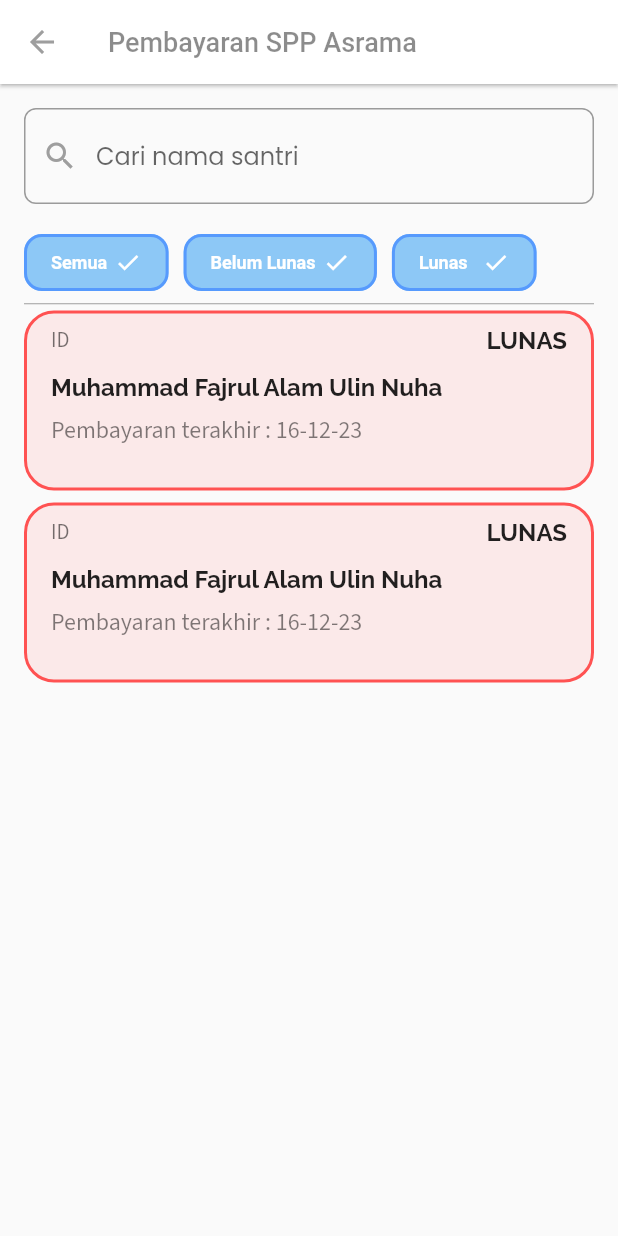
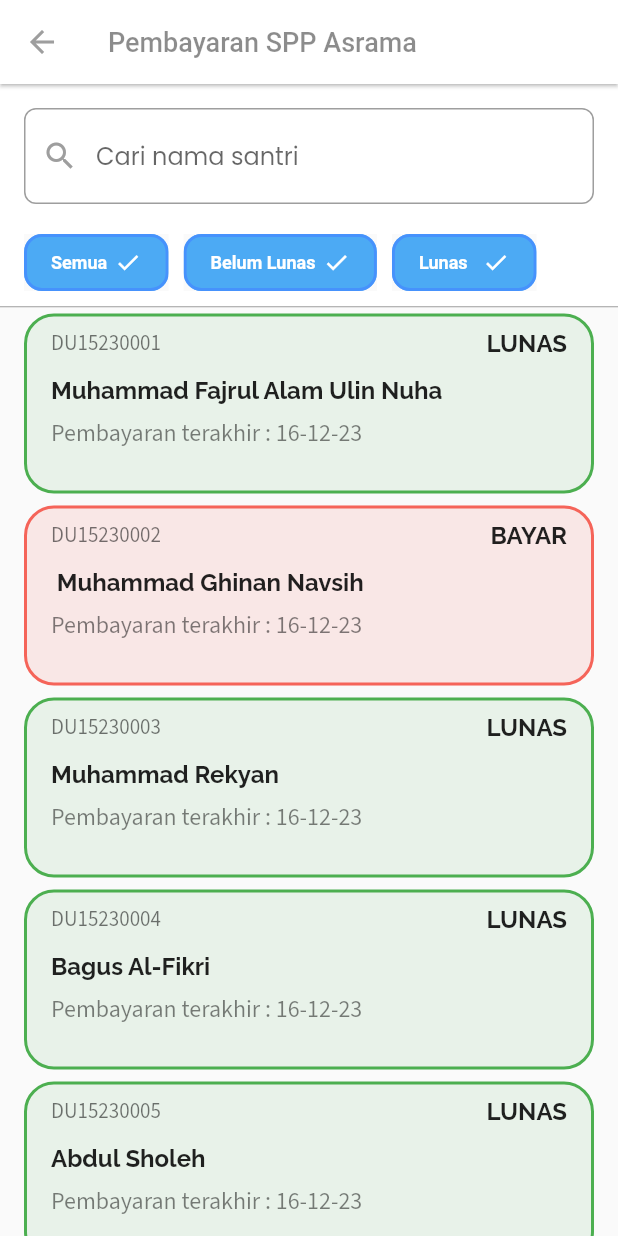
Before and after one commit to fajrulalam/E-Santren_Admin, a Flutter app: the BayarSpp1_MainScreen screen opened by its route, on a phone screen of 412 x 824 dp. Run offline on Flutter 3.47's test engine with Material 2 defaults, Android fonts, the light colour scheme and no system bars; our stand-ins replace dotted_border, google_fonts.

Commit message:
now working on the UI for SPP Asrama, it's 40% done. the main ui is done. now just gotta make the bottomsheet, sejarah pembayaran, and konfirmasi dialog

```diff
--- a/lib/Classes/AbsenClass.dart
+++ b/lib/Classes/AbsenClass.dart
@@ -4,18 +4,19 @@ class AbsenClass {
   late List<AbsenObject> dataAbsenSantri;
   List<AbsenObject> getData() {
     dataAbsenSantri = <AbsenObject>[
+      AbsenObject('DU15230001', 'Muhammad Fajrul Alam Ulin Nuha', 'Kamar 1',
+          'Hadir', true),
       AbsenObject(
-          'DU15230001', 'Muhammad Fajrul Alam Ulin Nuha', 'Kamar 1', 'Hadir'),
-      AbsenObject('DU15230002', ' Muhammad Ghinan Navsih', 'Kamar 2', 'Alfa'),
-      AbsenObject('DU15230003', 'Muhammad Rekyan', 'Kamar 2', 'Sakit'),
-      AbsenObject('DU15230004', 'Bagus Al-Fikri', 'Kamar 5', 'Hadir'),
-      AbsenObject('DU15230005', 'Abdul Sholeh', 'Kamar 4', 'Alfa'),
-      AbsenObject('DU15230006', 'Ariasatya Mahatma', 'Kamar 3', 'Sakit'),
-      AbsenObject(
-          'DU15230007', 'Naufal Sirullah Ahmad Sunandar', 'Kamar 1', 'Hadir'),
-      AbsenObject('DU15230008', 'Dwiki Cahyo', 'Kamar 3', 'Alfa'),
-      AbsenObject('DU15230009', 'Ahmad Giffar', 'Kamar 6', 'Sakit'),
-      AbsenObject('DU15230009', 'Tio Arya', 'Kamar 6', 'Hadir'),
+          'DU15230002', ' Muhammad Ghinan Navsih', 'Kamar 2', 'Alfa', false),
+      AbsenObject('DU15230003', 'Muhammad Rekyan', 'Kamar 2', 'Sakit', true),
+      AbsenObject('DU15230004', 'Bagus Al-Fikri', 'Kamar 5', 'Hadir', true),
+      AbsenObject('DU15230005', 'Abdul Sholeh', 'Kamar , false4', 'Alfa', true),
+      AbsenObject('DU15230006', 'Ariasatya Mahatma', 'Kamar 3', 'Sakit', false),
+      AbsenObject('DU15230007', 'Naufal Sirullah Ahmad Sunandar', 'Kamar 1',
+          'Hadir', false),
+      AbsenObject('DU15230008', 'Dwiki Cahyo', 'Kamar 3', 'Alfa', true),
+      AbsenObject('DU15230009', 'Ahmad Giffar', 'Kamar 6', 'Sakit', false),
+      AbsenObject('DU15230009', 'Tio Arya', 'Kamar 6', 'Hadir', true),
     ];
 
     return dataAbsenSantri;
--- a/lib/Objects/AbsenObject.dart
+++ b/lib/Objects/AbsenObject.dart
@@ -3,8 +3,10 @@ class AbsenObject {
   String nama;
   String kamar;
   String _statusKehadiran;
+  bool lunasSPP;
 
-  AbsenObject(this.id, this.nama, this.kamar, this._statusKehadiran);
+  AbsenObject(
+      this.id, this.nama, this.kamar, this._statusKehadiran, this.lunasSPP);
 
   String get statusKehadiran => _statusKehadiran;
 
--- a/lib/Screens/BayarSpp1_MainScreen.dart
+++ b/lib/Screens/BayarSpp1_MainScreen.dart
@@ -1,3 +1,5 @@
+import 'package:esantren_v1/Classes/AbsenClass.dart';
+import 'package:esantren_v1/Objects/AbsenObject.dart';
 import 'package:flutter/material.dart';
 import 'package:google_fonts/google_fonts.dart';
 
@@ -13,6 +15,8 @@ class _BayarSpp1_MainScreenState extends State<BayarSpp1_MainScreen> {
   int selectedButtonIndex = 0;
   final controller = TextEditingController();
 
+  List<AbsenObject> dataPembayaranSPP = AbsenClass().getData();
+
   @override
   Widget build(BuildContext context) {
     return Scaffold(
@@ -23,12 +27,21 @@ class _BayarSpp1_MainScreenState extends State<BayarSpp1_MainScreen> {
           ),
         ),
         body: Padding(
-          padding: const EdgeInsets.all(16.0),
+          padding: const EdgeInsets.all(0),
           child: Container(
             child: Column(
               children: [
-                TextField(
-                  onChanged: (String query) {},
+                Container(
+                  height: 16,
+                  color: Colors.white,
+                ),
+                Container(
+                  padding: EdgeInsets.symmetric(horizontal: 16),
+                  color: Colors.white,
+                  child: TextField(
+                    onChanged: (value) {
+                      searchSantri(value, selectedButtonIndex);
+                    },
                     style: GoogleFonts.poppins(fontSize: 16),
                     controller: controller,
                     decoration: InputDecoration(
@@ -39,28 +52,33 @@ class _BayarSpp1_MainScreenState extends State<BayarSpp1_MainScreen> {
                         prefixIconColor: Colors.grey,
                         border: OutlineInputBorder(
                             borderRadius: BorderRadius.circular(8),
-                          borderSide: BorderSide(width: 1, color: Colors.grey)),
+                            borderSide:
+                                BorderSide(width: 1, color: Colors.grey)),
                         focusedBorder: OutlineInputBorder(
                             borderRadius: BorderRadius.circular(8),
                             borderSide:
                                 BorderSide(width: 1.5, color: Colors.black87)),
                         iconColor: Colors.black87),
                   ),
-                SizedBox(
-                  height: 20,
                 ),
-                Row(
+                Container(color: Colors.white, height: 20),
+                Container(
+                  padding: EdgeInsets.symmetric(horizontal: 16),
+                  color: Colors.white,
+                  child: Row(
                     children: [
-                    InkWell(
+                      Material(
+                        child: InkWell(
                           onTap: () {
                             setState(() {
                               selectedButtonIndex = 0;
+                              dataPembayaranSPP = AbsenClass().getData();
                             });
                           },
                           child: Ink(
                             decoration: BoxDecoration(
                               color: selectedButtonIndex == 0
-                              ? Colors.blue.withOpacity(0.5)
+                                  ? Colors.blue.withOpacity(0.8)
                                   : Colors.grey.withOpacity(0.3),
                               borderRadius: BorderRadius.circular(12.0),
                               border: Border.all(
@@ -83,7 +101,8 @@ class _BayarSpp1_MainScreenState extends State<BayarSpp1_MainScreen> {
                                     fontSize: 12.0,
                                   ),
                                 ),
-                            if (selectedButtonIndex == 0) SizedBox(width: 5),
+                                if (selectedButtonIndex == 0)
+                                  SizedBox(width: 5),
                                 if (selectedButtonIndex == 0)
                                   Icon(
                                     Icons.check,
@@ -94,18 +113,25 @@ class _BayarSpp1_MainScreenState extends State<BayarSpp1_MainScreen> {
                             ),
                           ),
                         ),
-                    SizedBox(width: 10),
-                    InkWell(
+                      ),
+                      Container(width: 10, color: Colors.white),
+                      Material(
+                        // color: selectedButtonIndex == 0
+                        //     ? Colors.blue.withOpacity(0.5)
+                        //     : Colors.grey.withOpacity(0.3),
+                        // borderRadius: BorderRadius.circular(12.0),
+                        child: InkWell(
                           onTap: () {
                             setState(() {
                               selectedButtonIndex = 1;
+                              filterSantriKeterangan(false);
                             });
                           },
                           child: Ink(
                             decoration: BoxDecoration(
                               color: selectedButtonIndex == 1 ||
                                       selectedButtonIndex == 0
-                              ? Colors.blue.withOpacity(0.5)
+                                  ? Colors.blue.withOpacity(0.8)
                                   : Colors.grey.withOpacity(0.3),
                               borderRadius: BorderRadius.circular(12.0),
                               border: Border.all(
@@ -143,18 +169,21 @@ class _BayarSpp1_MainScreenState extends State<BayarSpp1_MainScreen> {
                             ),
                           ),
                         ),
-                    SizedBox(width: 10),
-                    InkWell(
+                      ),
+                      Container(width: 10, color: Colors.white),
+                      Material(
+                        child: InkWell(
                           onTap: () {
                             setState(() {
                               selectedButtonIndex = 2;
+                              filterSantriKeterangan(true);
                             });
                           },
                           child: Ink(
                             decoration: BoxDecoration(
                               color: selectedButtonIndex == 2 ||
                                       selectedButtonIndex == 0
-                              ? Colors.blue.withOpacity(0.5)
+                                  ? Colors.blue.withOpacity(0.8)
                                   : Colors.grey.withOpacity(0.3),
                               borderRadius: BorderRadius.circular(12.0),
                               border: Border.all(
@@ -192,14 +221,17 @@ class _BayarSpp1_MainScreenState extends State<BayarSpp1_MainScreen> {
                             ),
                           ),
                         ),
+                      ),
                     ],
                   ),
-                SizedBox(height: 8),
+                ),
+                Container(height: 10, color: Colors.white),
                 Divider(color: Colors.grey, height: 1),
                 Expanded(
                   child: Container(
+                    padding: EdgeInsets.symmetric(horizontal: 16),
                     child: ListView.builder(
-                      itemCount: 2,
+                      itemCount: dataPembayaranSPP.length,
                       physics: ClampingScrollPhysics(),
                       itemBuilder: (context, int index) {
                         return Container(
@@ -208,9 +240,14 @@ class _BayarSpp1_MainScreenState extends State<BayarSpp1_MainScreen> {
                             height: 120,
                             decoration: BoxDecoration(
                                 border: Border.all(
-                                    color: Colors.redAccent, width: 2),
+                                    color: dataPembayaranSPP[index].lunasSPP
+                                        ? Colors.green
+                                        : Colors.red.withOpacity(0.8),
+                                    width: 2),
                                 borderRadius: BorderRadius.circular(20),
-                                color: Colors.redAccent.withOpacity(0.1)),
+                                color: dataPembayaranSPP[index].lunasSPP
+                                    ? Colors.green.withOpacity(0.1)
+                                    : Colors.red.withOpacity(0.1)),
                             child: InkWell(
                               onTap: () {},
                               onLongPress: () {},
@@ -226,16 +263,30 @@ class _BayarSpp1_MainScreenState extends State<BayarSpp1_MainScreen> {
                                       children: [
                                         Container(
                                           child: Text(
-                                            'ID',
+                                            dataPembayaranSPP[index].id,
                                             style: GoogleFonts.sourceSansPro(
                                                 fontSize: 14,
                                                 color: Colors.black54),
                                           ),
                                         ),
+                                        if (dataPembayaranSPP[index].lunasSPP ==
+                                            true)
                                           Container(
                                             alignment: Alignment.topRight,
                                             child: Text(
                                               "LUNAS",
+                                              maxLines: 2,
+                                              style: GoogleFonts.raleway(
+                                                  fontSize: 16,
+                                                  fontWeight: FontWeight.bold),
+                                            ),
+                                          ),
+                                        if (dataPembayaranSPP[index].lunasSPP ==
+                                            false)
+                                          Container(
+                                            alignment: Alignment.topRight,
+                                            child: Text(
+                                              "BAYAR",
                                               maxLines: 2,
                                               style: GoogleFonts.raleway(
                                                   fontSize: 16,
@@ -248,7 +299,7 @@ class _BayarSpp1_MainScreenState extends State<BayarSpp1_MainScreen> {
                                       alignment: Alignment.centerLeft,
                                       margin: EdgeInsets.only(top: 12),
                                       child: Text(
-                                        "Muhammad Fajrul Alam Ulin Nuha",
+                                        dataPembayaranSPP[index].nama,
                                         maxLines: 2,
                                         style: GoogleFonts.raleway(
                                             fontSize: 16,
@@ -281,4 +332,39 @@ class _BayarSpp1_MainScreenState extends State<BayarSpp1_MainScreen> {
           ),
         ));
   }
+
+  void filterSantriKeterangan(bool lunas) {
+    final filterResult = AbsenClass().getData().where((element) {
+      return element.lunasSPP == lunas;
+      // return element.sudahAdaDetail == true;
+    }).toList();
+
+    setState(() {
+      dataPembayaranSPP = filterResult;
+      // dataKesehatanSantriSudahAdaKeterangan = searchResultSudahAdaKetrangan;
+    });
   }
+
+  void searchSantri(String query, int selectedButtonIndex) {
+    final searchResult = AbsenClass().getData().where((element) {
+      final namaSantri = element.nama.toLowerCase();
+      final input = query.toLowerCase();
+      switch (selectedButtonIndex) {
+        case 0:
+          return namaSantri.contains(input);
+        case 1:
+          return namaSantri.contains(input) && element.lunasSPP == false;
+        case 2:
+          return namaSantri.contains(input) && element.lunasSPP == true;
+        default:
+          return namaSantri.contains(input);
+      }
+      // return namaSantri.contains(input) && element.lunasSPP == true;
+      // return element.sudahAdaDetail == true;
+    }).toList();
+
+    setState(() {
+      dataPembayaranSPP = searchResult;
+    });
+  }
+}
```
Lines whose indentation alone changed are shown as unchanged.
